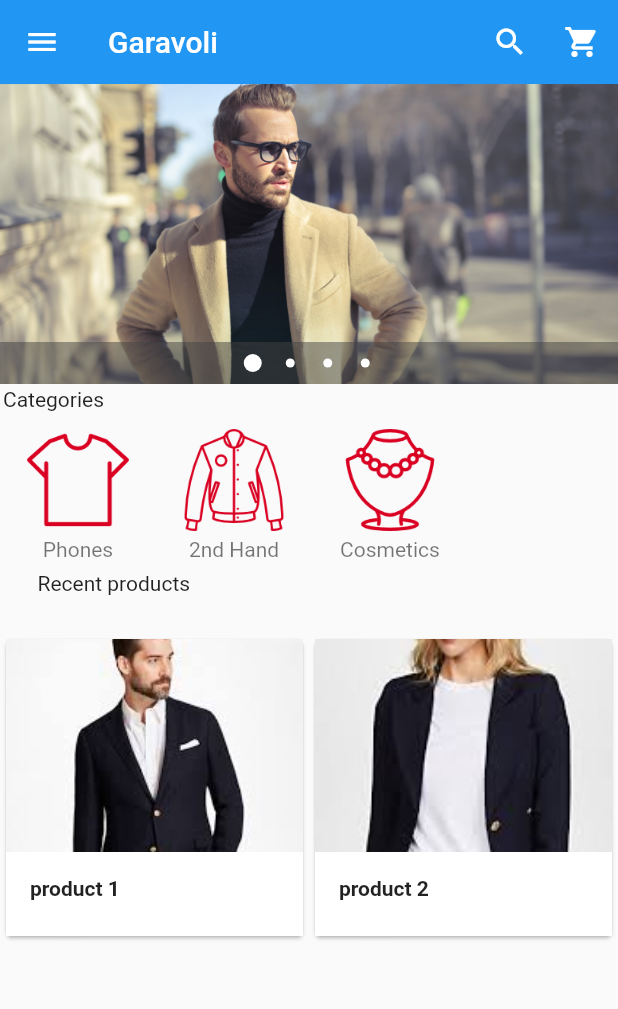
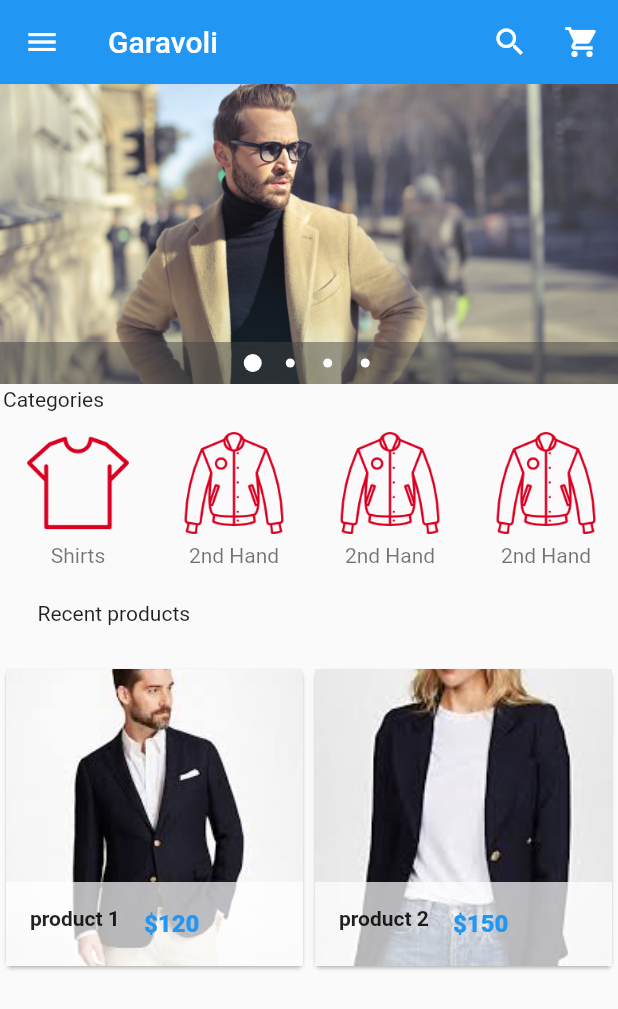
Before and after one commit to Elyas575/FlutterEcommerceDemo, a Flutter app: the screen it shows after launch, on a phone screen of 412 x 824 dp. Shown: the top 1009 px of the screen. Run offline on Flutter 3.47's test engine with Material 2 defaults, Android fonts, the phone set to English and light mode, and no system bars; drawn by our look-alikes of carousel_pro.

Commit message:
Product details
Product details update

```diff
--- a/lib/Components/horizontal_listview.dart
+++ b/lib/Components/horizontal_listview.dart
@@ -4,13 +4,29 @@ class HorizontalList extends StatelessWidget {
   @override
   Widget build(BuildContext context) {
     return Container(
-      height: 80.0,
+      height: 100.0,
       child: ListView(
         scrollDirection: Axis.horizontal,
         children: <Widget>[
           Category(
             image_location: 'images/cats/tshirt.png',
-            image_caption: 'Phones',
+            image_caption: 'Shirts',
+          ),
+          Category(
+            image_location: 'images/cats/informal.png',
+            image_caption: '2nd Hand',
+          ),
+          Category(
+            image_location: 'images/cats/informal.png',
+            image_caption: '2nd Hand',
+          ),
+          Category(
+            image_location: 'images/cats/informal.png',
+            image_caption: '2nd Hand',
+          ),
+          Category(
+            image_location: 'images/cats/informal.png',
+            image_caption: '2nd Hand',
           ),
           Category(
             image_location: 'images/cats/informal.png',
--- a/lib/Components/products.dart
+++ b/lib/Components/products.dart
@@ -1,5 +1,5 @@
 import 'package:flutter/material.dart';
-
+import 'package:gradproject/pages/product_details.dart';
 class Products extends StatefulWidget {
   @override
   _ProductsState createState() => _ProductsState();
@@ -52,16 +52,23 @@ class Single_product extends StatelessWidget {
         tag: product_name,
         child: Material(
           child: InkWell(
-            onTap: () {},
+            onTap:()=> Navigator.of(context).push(new MaterialPageRoute(builder: (context) => new ProductDetails(
+              // here we are passing the values of the product to the product details page
+              product_detail_name: product_name,
+              product_detail_new_price: product_price,
+              product_detail_picture: product_picture,
+            ) )),
             child: GridTile(
                 footer: Container(
-                  color: Colors.white,
+                  color: Colors.white70,
                   child: ListTile(
                     leading: Text(
                       product_name,
                       style: TextStyle(fontWeight: FontWeight.bold),
                     ),
+                    title: Text("\$$product_price", style: TextStyle(color: Colors.blue, fontWeight: FontWeight.w800), ),
                   ),
+
                 ),
                 child: Image.asset(
                   product_picture,
--- a/lib/main.dart
+++ b/lib/main.dart
@@ -134,6 +134,8 @@ class HomePage extends StatelessWidget {
             padding: const EdgeInsets.all(25.0),
             child: new Text('Recent products'),
           ),
+
+          // grid view
           Container(
             height: 320.0,
             child: Products(
```
Also changed, not shown: lib/pages/product_details.dart (added, +119 -0 lines).
